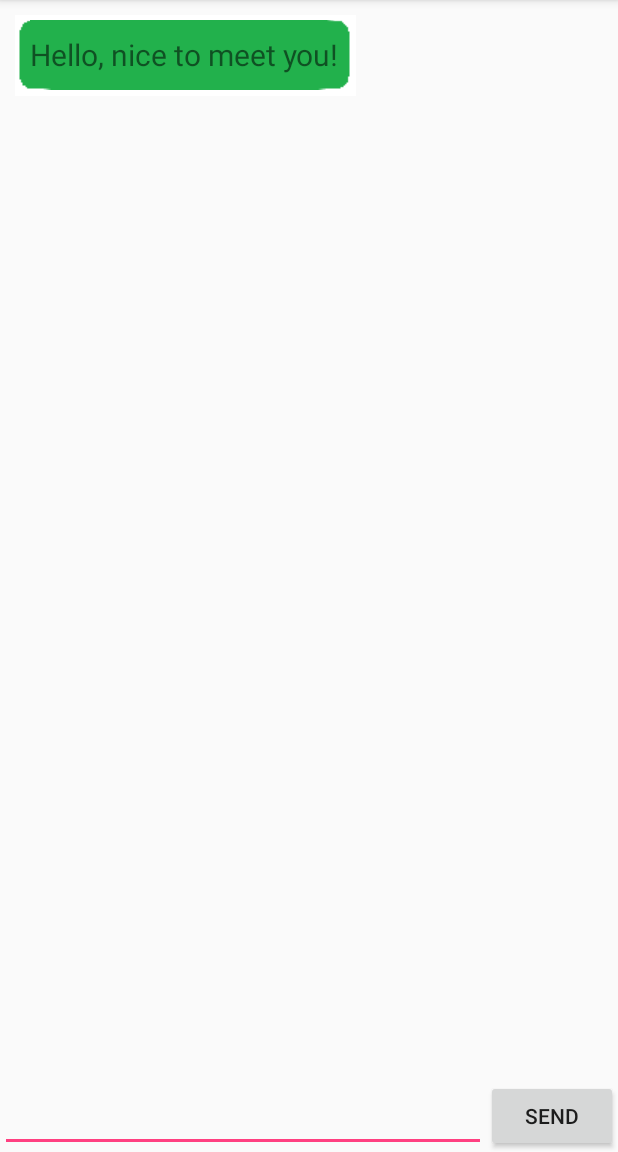
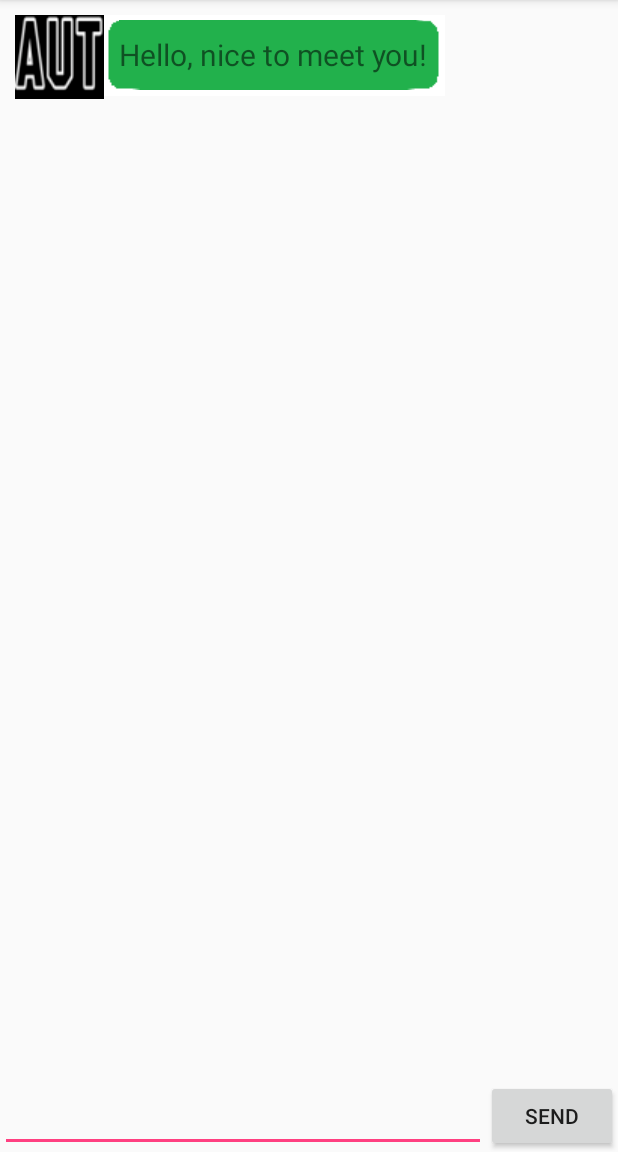
Before and after one commit to rajcharma/ChatBot, an Android app: the screen it shows after launch (MainActivity), on a phone screen of 412 x 824 dp, the part 84-1236 px from its top. Run offline under Robolectric (Android 15) with nearby library versions, the phone set to English and light mode, and no system bars.

Commit message:
Final UI

```diff
--- a/SEapp/app/src/main/res/layout/layout.xml
+++ b/SEapp/app/src/main/res/layout/layout.xml
@@ -10,6 +10,13 @@
         android:layout_width="wrap_content"
         android:layout_height="wrap_content"
         android:layout_gravity="left"  >
+
+        <ImageView
+            android:id="@+id/head_left"
+            android:layout_width="wrap_content"
+            android:layout_height="wrap_content"
+            android:layout_gravity="left"
+            android:src="@drawable/advisor"/>
         <TextView
             android:id="@+id/tv_receive"
             android:layout_width="wrap_content"
@@ -24,6 +31,7 @@
         android:layout_width="wrap_content"
         android:layout_height="wrap_content"
         android:layout_gravity="right" >
+
         <TextView
             android:id="@+id/tv_send"
             android:layout_width="wrap_content"
@@ -31,6 +39,16 @@
             android:background="@drawable/yangblue"
             android:gravity="center"
             android:textSize="20sp" />
+
+        <ImageView
+            android:id="@+id/head_right"
+            android:layout_width="wrap_content"
+            android:layout_height="wrap_content"
+            android:src="@drawable/user"/>
+
+
+
+
     </LinearLayout>
 
 
```
Also changed, not shown: SEapp/app/src/main/res/drawable/advisor.png (added), SEapp/app/src/main/res/drawable/user.png (added). Lines whose indentation alone changed are shown as unchanged.
